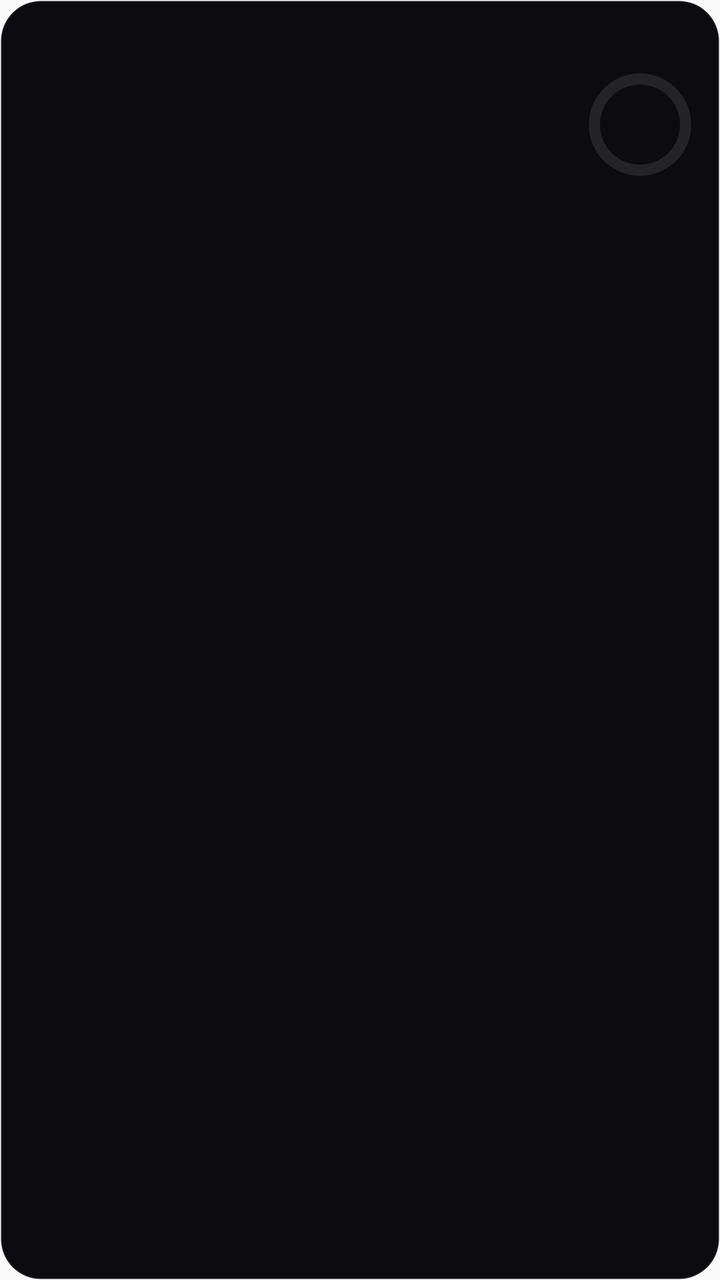
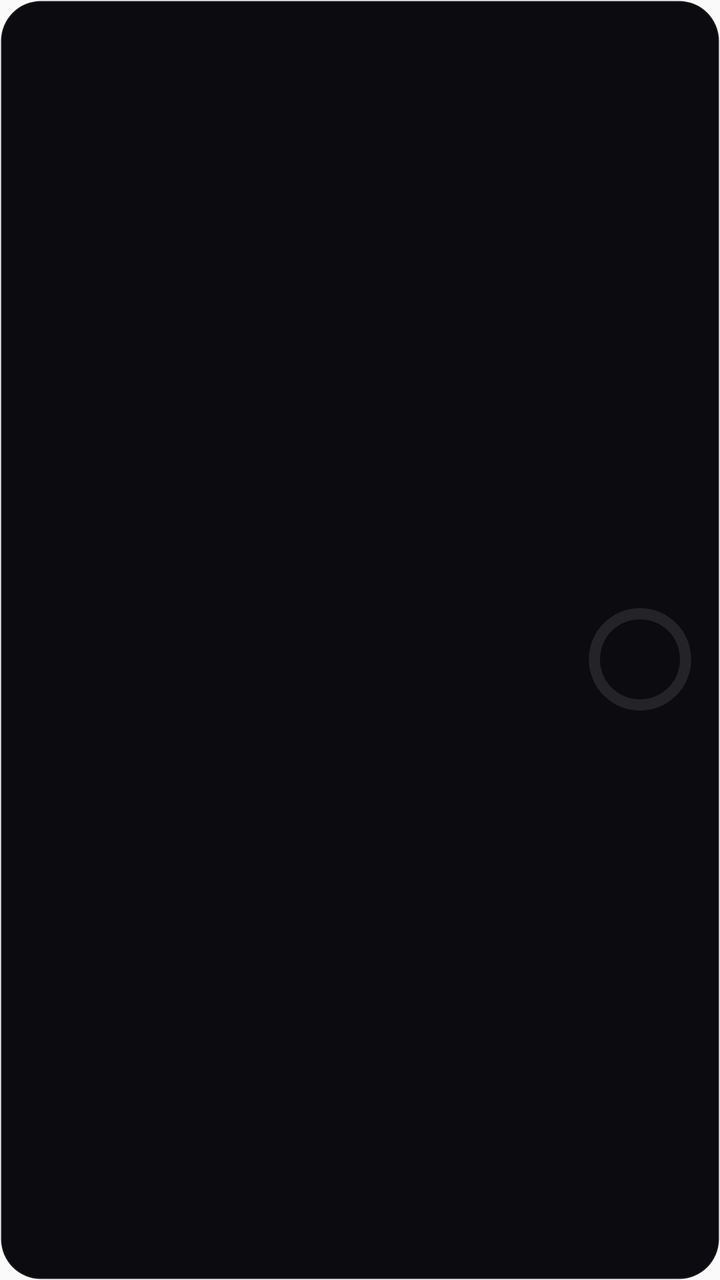

The first picture is an Android layout as it rendered before a commit; the second is the same layout after the commit. The layout source and the unified diff follow.
<!-- AndroidManifest.xml: application theme AppTheme -->
<!-- res/layout/widget_pulse.xml -->
<?xml version="1.0" encoding="utf-8"?>
<LinearLayout xmlns:android="http://schemas.android.com/apk/res/android" android:id="@+id/root"
    android:layout_width="match_parent" android:layout_height="match_parent" android:orientation="vertical"
    android:background="@drawable/widget_bg" android:padding="12dp">
    <LinearLayout android:layout_width="match_parent" android:layout_height="wrap_content" android:orientation="horizontal" android:gravity="center_vertical">
        <TextView android:id="@+id/name" android:layout_width="0dp" android:layout_height="wrap_content" android:layout_weight="1"
            android:fontFamily="monospace" android:textSize="10sp" android:letterSpacing="0.14" android:textAllCaps="true"
            android:textColor="@color/w_faint" android:maxLines="1" android:ellipsize="end" />
        <TextView android:id="@+id/rag" android:layout_width="wrap_content" android:layout_height="wrap_content" android:layout_marginStart="6dp"
            android:paddingStart="7dp" android:paddingEnd="7dp" android:paddingTop="1dp" android:paddingBottom="1dp"
            android:fontFamily="monospace" android:textSize="9sp" android:letterSpacing="0.06" android:textAllCaps="true" />
    </LinearLayout>
    <LinearLayout android:id="@+id/body" android:layout_width="match_parent" android:layout_height="wrap_content" android:orientation="horizontal" android:layout_marginTop="8dp">
        <LinearLayout android:layout_width="0dp" android:layout_height="wrap_content" android:layout_weight="1" android:orientation="vertical">
            <TextView android:id="@+id/milestone" android:layout_width="match_parent" android:layout_height="wrap_content" android:textSize="11sp" android:textColor="@color/w_dim" android:maxLines="1" android:ellipsize="end" />
            <TextView android:id="@+id/slip" android:layout_width="match_parent" android:layout_height="wrap_content" android:layout_marginTop="5dp" android:textSize="11sp" android:textColor="@color/w_dim" android:maxLines="1" android:ellipsize="end" />
            <TextView android:id="@+id/risks" android:layout_width="match_parent" android:layout_height="wrap_content" android:layout_marginTop="5dp" android:textSize="11sp" android:textColor="@color/w_dim" android:maxLines="1" android:ellipsize="end" />
        </LinearLayout>
        <FrameLayout android:id="@+id/ring_box" android:layout_width="56dp" android:layout_height="56dp" android:layout_marginStart="10dp">
            <ProgressBar android:id="@+id/ring" style="?android:attr/progressBarStyleHorizontal" android:layout_width="match_parent" android:layout_height="match_parent"
                android:indeterminate="false" android:max="100" android:progressDrawable="@drawable/widget_ring" />
            <TextView android:id="@+id/ring_text" android:layout_width="wrap_content" android:layout_height="wrap_content" android:layout_gravity="center"
                android:fontFamily="monospace" android:textSize="10sp" android:textColor="@color/w_text" />
        </FrameLayout>
    </LinearLayout>
    <TextView android:id="@+id/message" android:layout_width="match_parent" android:layout_height="match_parent" android:gravity="center"
        android:textSize="13sp" android:textStyle="bold" android:textColor="@color/w_dim" android:visibility="gone" />
</LinearLayout>
<!-- resources referenced by this layout -->
<resources>
  <color name="w_dim">#A9A7B8</color>
  <color name="w_faint">#8A8899</color>
  <color name="w_text">#F2F1F7</color>
  <!-- drawable widget_bg (drawable) -->
  <?xml version="1.0" encoding="utf-8"?>
  <shape xmlns:android="http://schemas.android.com/apk/res/android" android:shape="rectangle">
      <solid android:color="@color/w_panel" />
      <stroke android:width="1dp" android:color="@color/w_border" />
      <corners android:radius="20dp" />
  </shape>
  <!-- drawable widget_ring (drawable) -->
  <?xml version="1.0" encoding="utf-8"?>
  <layer-list xmlns:android="http://schemas.android.com/apk/res/android">
      <item android:id="@android:id/background">
          <shape android:shape="ring" android:innerRadiusRatio="2.8" android:thicknessRatio="10" android:useLevel="false">
              <solid android:color="@color/w_track" />
          </shape>
      </item>
      <item android:id="@android:id/progress">
          <rotate android:fromDegrees="270" android:toDegrees="270" android:pivotX="50%" android:pivotY="50%">
              <shape android:shape="ring" android:innerRadiusRatio="2.8" android:thicknessRatio="10" android:useLevel="true">
                  <solid android:color="@color/w_accent" />
              </shape>
          </rotate>
      </item>
  </layer-list>
  <style name="AppTheme" parent="Theme.AppCompat.Light.DarkActionBar">
          
          <item name="colorPrimary">@color/colorPrimary</item>
          <item name="colorPrimaryDark">@color/colorPrimaryDark</item>
          <item name="colorAccent">@color/colorAccent</item>
      </style>
  <color name="w_panel">#0B0B10</color>
  <color name="w_border">#17FFFFFF</color>
  <color name="w_track">#1AFFFFFF</color>
  <color name="w_accent">#EDE3C9</color>
</resources>

<!-- the commit's change to res/layout/widget_pulse.xml (unified diff, before → after) -->
@@ -1,7 +1,7 @@
 <?xml version="1.0" encoding="utf-8"?>
 <LinearLayout xmlns:android="http://schemas.android.com/apk/res/android" android:id="@+id/root"
     android:layout_width="match_parent" android:layout_height="match_parent" android:orientation="vertical"
-    android:background="@drawable/widget_bg" android:padding="12dp">
+    android:background="@drawable/widget_bg" android:paddingStart="12dp" android:paddingEnd="12dp" android:paddingTop="9dp" android:paddingBottom="9dp" android:gravity="center_vertical">
     <LinearLayout android:layout_width="match_parent" android:layout_height="wrap_content" android:orientation="horizontal" android:gravity="center_vertical">
         <TextView android:id="@+id/name" android:layout_width="0dp" android:layout_height="wrap_content" android:layout_weight="1"
             android:fontFamily="monospace" android:textSize="10sp" android:letterSpacing="0.14" android:textAllCaps="true"
@@ -10,11 +10,11 @@
             android:paddingStart="7dp" android:paddingEnd="7dp" android:paddingTop="1dp" android:paddingBottom="1dp"
             android:fontFamily="monospace" android:textSize="9sp" android:letterSpacing="0.06" android:textAllCaps="true" />
     </LinearLayout>
-    <LinearLayout android:id="@+id/body" android:layout_width="match_parent" android:layout_height="wrap_content" android:orientation="horizontal" android:layout_marginTop="8dp">
+    <LinearLayout android:id="@+id/body" android:layout_width="match_parent" android:layout_height="wrap_content" android:orientation="horizontal" android:layout_marginTop="5dp">
         <LinearLayout android:layout_width="0dp" android:layout_height="wrap_content" android:layout_weight="1" android:orientation="vertical">
             <TextView android:id="@+id/milestone" android:layout_width="match_parent" android:layout_height="wrap_content" android:textSize="11sp" android:textColor="@color/w_dim" android:maxLines="1" android:ellipsize="end" />
-            <TextView android:id="@+id/slip" android:layout_width="match_parent" android:layout_height="wrap_content" android:layout_marginTop="5dp" android:textSize="11sp" android:textColor="@color/w_dim" android:maxLines="1" android:ellipsize="end" />
-            <TextView android:id="@+id/risks" android:layout_width="match_parent" android:layout_height="wrap_content" android:layout_marginTop="5dp" android:textSize="11sp" android:textColor="@color/w_dim" android:maxLines="1" android:ellipsize="end" />
+            <TextView android:id="@+id/slip" android:layout_width="match_parent" android:layout_height="wrap_content" android:layout_marginTop="3dp" android:textSize="11sp" android:textColor="@color/w_dim" android:maxLines="1" android:ellipsize="end" />
+            <TextView android:id="@+id/risks" android:layout_width="match_parent" android:layout_height="wrap_content" android:layout_marginTop="3dp" android:textSize="11sp" android:textColor="@color/w_dim" android:maxLines="1" android:ellipsize="end" />
         </LinearLayout>
         <FrameLayout android:id="@+id/ring_box" android:layout_width="56dp" android:layout_height="56dp" android:layout_marginStart="10dp">
             <ProgressBar android:id="@+id/ring" style="?android:attr/progressBarStyleHorizontal" android:layout_width="match_parent" android:layout_height="match_parent"
